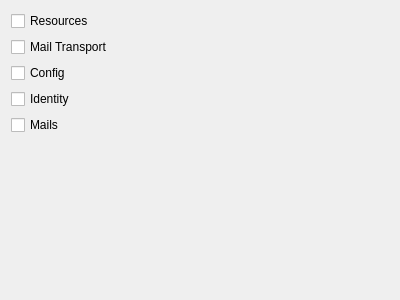
This is backupmail/ui/selecttypewidget.ui in chusopr/kdepim-ktimetracker-akonadi as Qt 5 draws it before an edit. The edited form follows.
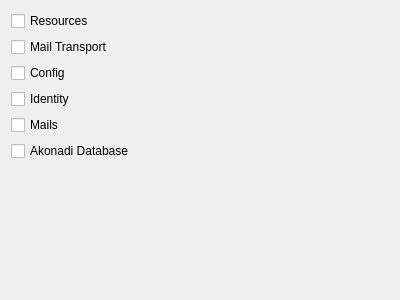
This is the edited form.

Commit message: Add code for backup/restore akonadi database

```diff
--- a/backupmail/ui/selecttypewidget.ui
+++ b/backupmail/ui/selecttypewidget.ui
@@ -49,6 +49,13 @@
      </property>
     </widget>
    </item>
+   <item>
+    <widget class="QCheckBox" name="akonadi">
+     <property name="text">
+      <string>Akonadi Database</string>
+     </property>
+    </widget>
+   </item>
    <item>
     <spacer name="verticalSpacer">
      <property name="orientation">
```
The commit also changes 6 other files.
